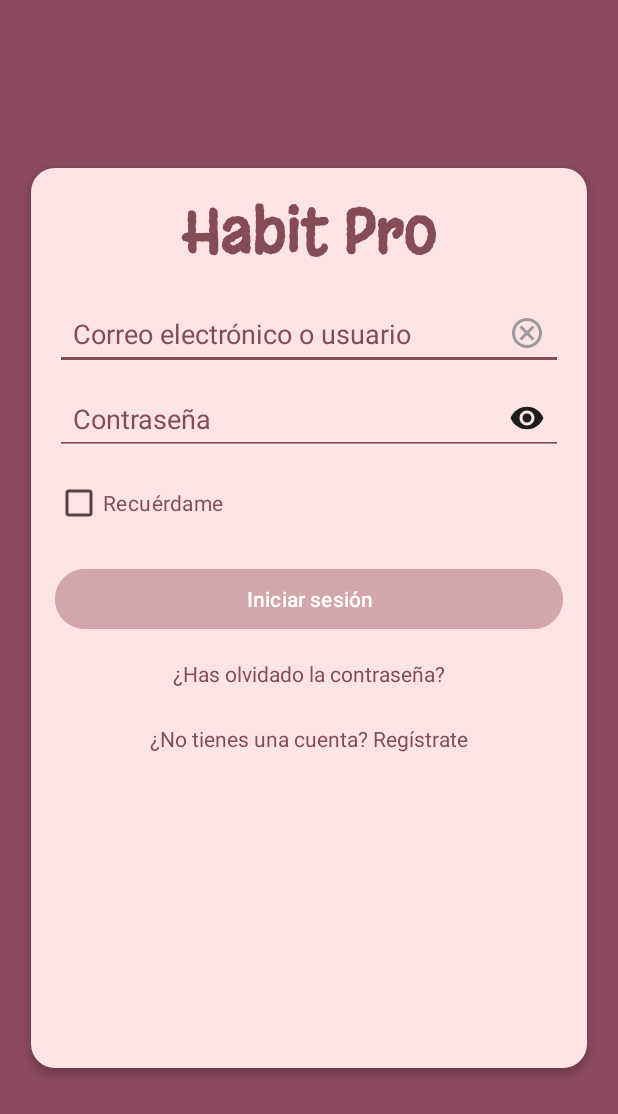
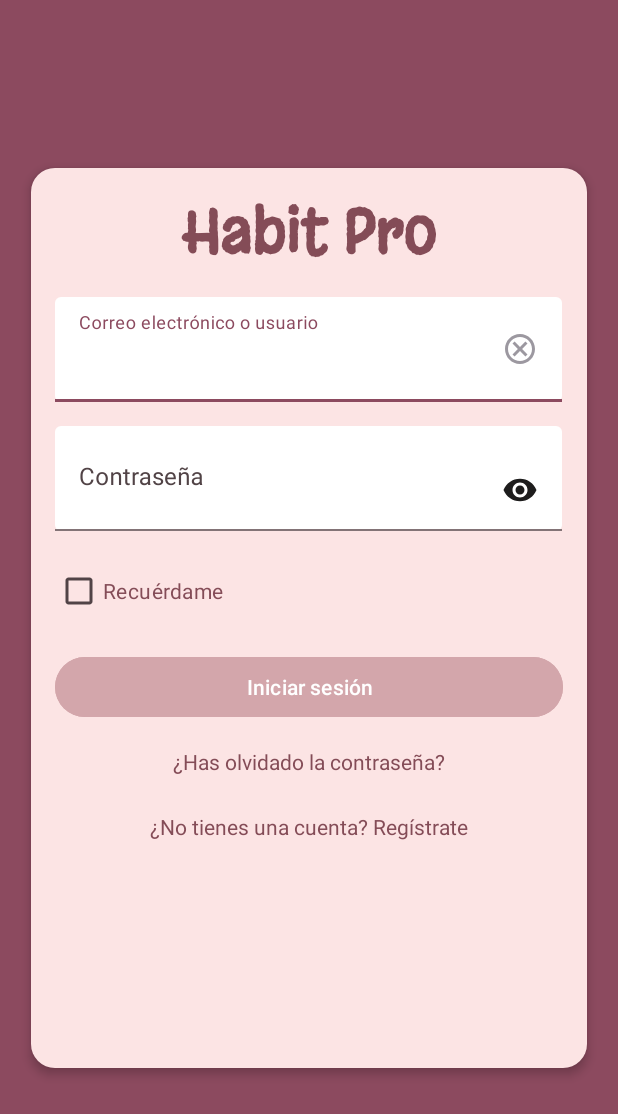
Before and after one commit to mariaadev/HabitProProject, an Android app: the screen it shows after launch (IniciarSesionActivity), on a phone screen of 412 x 824 dp. Shown: the top 1114 px of the screen. Run offline under Robolectric (Android 15) with nearby library versions, the phone set to English and light mode, and no system bars.

Commit message:
Añadiendo TextInputLayout de Material

```diff
--- a/app/src/main/res/layout/activity_iniciar_sesion.xml
+++ b/app/src/main/res/layout/activity_iniciar_sesion.xml
@@ -36,39 +36,55 @@
             android:textSize="40sp"
             android:layout_marginBottom="16dp"/>
 
-        <EditText
-            android:id="@+id/etEmail"
-            android:layout_width="match_parent"
+        <com.google.android.material.textfield.TextInputLayout
+            android:id="@+id/textInputEmail"
+            android:layout_width="338dp"
             android:layout_height="wrap_content"
+            android:layout_marginBottom="16dp"
             android:hint="Correo electrónico o usuario"
-            android:backgroundTint="#844C57"
-            android:textColorHint="#844C57"
-            android:drawableEnd="@drawable/ic_clear"
-            android:layout_marginBottom="8dp"
-            android:padding="12dp"/>
-
-        <androidx.constraintlayout.widget.ConstraintLayout
-            android:layout_width="match_parent"
-            android:layout_height="wrap_content"
-            android:layout_marginBottom="8dp">
+            android:theme="@style/Widget.MaterialComponents.TextInputLayout.FilledBox.Dense"
+            app:boxBackgroundColor="#FFFFFF"
+            app:boxBackgroundMode="filled"
+            app:boxCollapsedPaddingTop="10dp"
+            app:layout_constraintBottom_toBottomOf="parent"
+            app:layout_constraintEnd_toEndOf="parent"
+            app:layout_constraintStart_toStartOf="parent"
+            app:layout_constraintTop_toTopOf="parent">
 
             <EditText
+                android:id="@+id/etCorreo"
+                android:layout_width="match_parent"
+                android:layout_height="70dp"
+                android:gravity="bottom"
+                android:drawableEnd="@drawable/ic_clear"
+                android:inputType="text"
+                android:textColorHint="#844C57" />
+        </com.google.android.material.textfield.TextInputLayout>
+
+        <com.google.android.material.textfield.TextInputLayout
+            android:id="@+id/textInputPasswordLayout"
+            android:layout_width="338dp"
+            android:layout_height="wrap_content"
+            android:layout_marginBottom="16dp"
+            android:hint="Contraseña"
+            app:boxCollapsedPaddingTop="10dp"
+            android:theme="@style/Widget.MaterialComponents.TextInputLayout.FilledBox.Dense"
+            app:boxBackgroundColor="#FFFFFF"
+            app:boxBackgroundMode="filled"
+
+            app:layout_constraintBottom_toBottomOf="parent"
+            app:layout_constraintEnd_toEndOf="parent"
+            app:layout_constraintStart_toStartOf="parent"
+            app:layout_constraintTop_toTopOf="parent">
+
+            <com.google.android.material.textfield.TextInputEditText
                 android:id="@+id/etPassword"
-                android:layout_width="0dp"
-                android:layout_height="wrap_content"
-                android:hint="Contraseña"
+                android:layout_width="match_parent"
+                android:layout_height="70dp"
+                android:drawableEnd="@drawable/ic_visibility"
                 android:inputType="textPassword"
-                android:backgroundTint="#844C57"
-                android:textColorHint="#844C57"
-                android:padding="12dp"
-                android:drawableEnd="@drawable/ic_visibility"
-                app:layout_constraintStart_toStartOf="parent"
-                app:layout_constraintEnd_toEndOf="parent"
-                app:layout_constraintTop_toTopOf="parent"
-                app:layout_constraintBottom_toBottomOf="parent"/>
-
-
-        </androidx.constraintlayout.widget.ConstraintLayout>
+                android:textColorHint="#844C57" />
+        </com.google.android.material.textfield.TextInputLayout>
 
         <CheckBox
             android:id="@+id/cbRememberMe"
```
